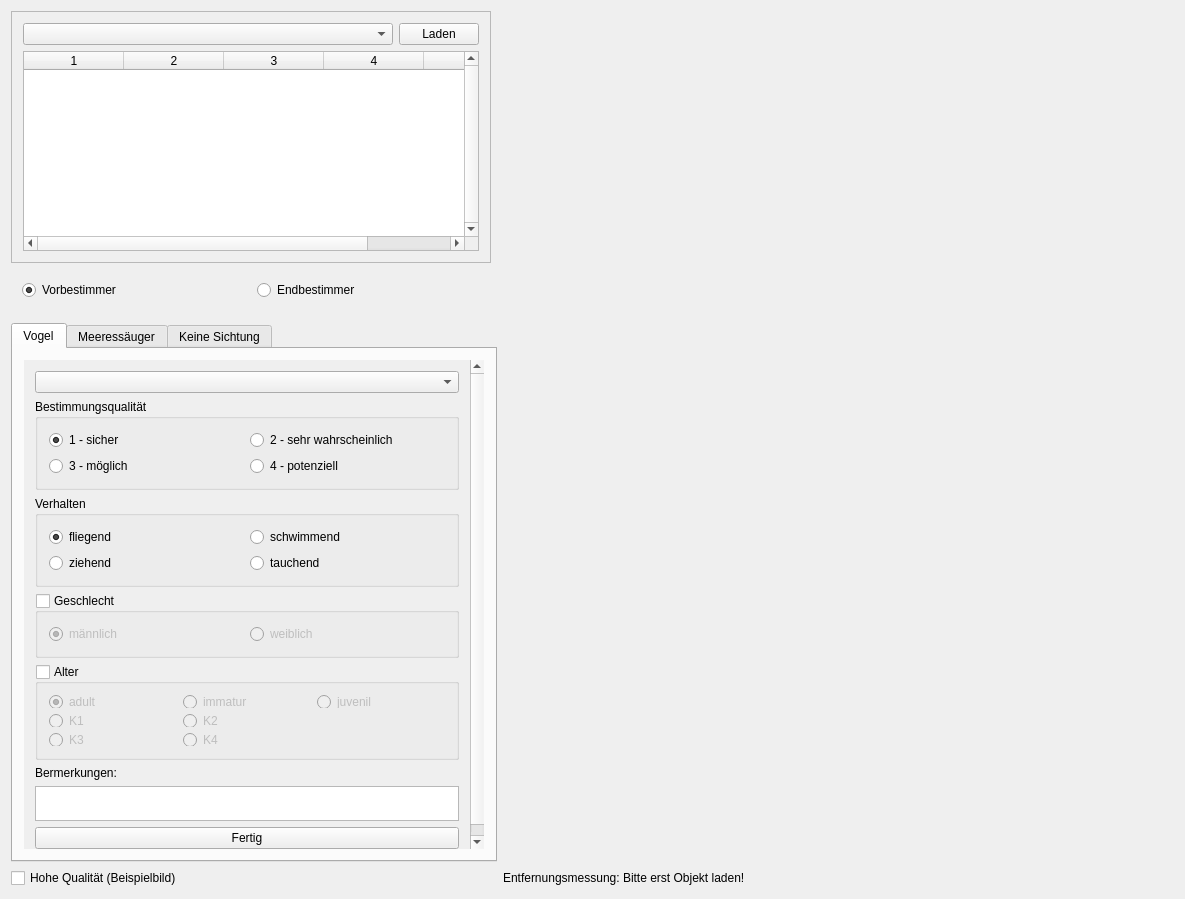
Qt form mainwindow.ui (ifaoe/2014-10-Bird-View) before a commit.
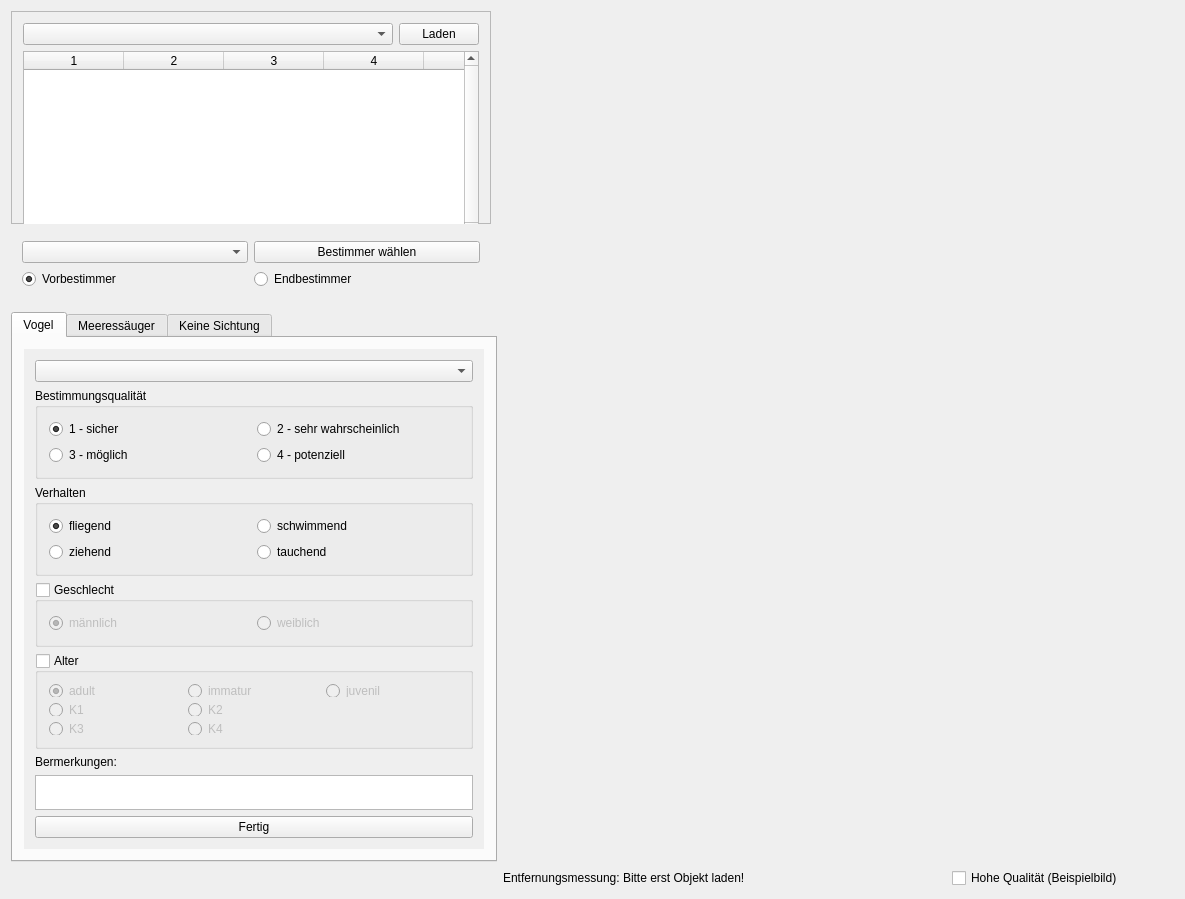
The same form after that commit.

What changed in the file:
```diff
--- a/mainwindow.ui
+++ b/mainwindow.ui
@@ -111,21 +111,20 @@
     </item>
     <item row="2" column="0">
      <widget class="QFrame" name="gbxCensor">
+      <property name="sizePolicy">
+       <sizepolicy hsizetype="Fixed" vsizetype="Preferred">
+        <horstretch>0</horstretch>
+        <verstretch>0</verstretch>
+       </sizepolicy>
+      </property>
+      <property name="minimumSize">
+       <size>
+        <width>480</width>
+        <height>0</height>
+       </size>
+      </property>
       <layout class="QGridLayout" name="gridLayout_12">
-       <item row="0" column="1">
-        <widget class="QRadioButton" name="rbEndCensor">
-         <property name="text">
-          <string>Endbestimmer</string>
-         </property>
-         <property name="dbvalue" stdset="0">
-          <string>2</string>
-         </property>
-         <attribute name="buttonGroup">
-          <string notr="true">btngCensor</string>
-         </attribute>
-        </widget>
-       </item>
-       <item row="0" column="0">
+       <item row="1" column="0">
         <widget class="QRadioButton" name="rbPreCensor">
          <property name="text">
           <string>Vorbestimmer</string>
@@ -141,6 +140,29 @@
          </attribute>
         </widget>
        </item>
+       <item row="0" column="0">
+        <widget class="QComboBox" name="cmbUsers"/>
+       </item>
+       <item row="1" column="1">
+        <widget class="QRadioButton" name="rbEndCensor">
+         <property name="text">
+          <string>Endbestimmer</string>
+         </property>
+         <property name="dbvalue" stdset="0">
+          <string>2</string>
+         </property>
+         <attribute name="buttonGroup">
+          <string notr="true">btngCensor</string>
+         </attribute>
+        </widget>
+       </item>
+       <item row="0" column="1">
+        <widget class="QPushButton" name="btnUserSelect">
+         <property name="text">
+          <string>Bestimmer wählen</string>
+         </property>
+        </widget>
+       </item>
       </layout>
      </widget>
     </item>
@@ -155,7 +177,7 @@
       <property name="minimumSize">
        <size>
         <width>480</width>
-        <height>0</height>
+        <height>550</height>
        </size>
       </property>
       <property name="tabShape">
@@ -199,9 +221,9 @@
            <property name="geometry">
             <rect>
              <x>0</x>
-             <y>-9</y>
-             <width>446</width>
-             <height>500</height>
+             <y>0</y>
+             <width>460</width>
+             <height>501</height>
             </rect>
            </property>
            <property name="sizePolicy">
@@ -997,14 +1019,7 @@
       </widget>
      </widget>
     </item>
-    <item row="5" column="0">
-     <widget class="QCheckBox" name="chbImgQuality">
-      <property name="text">
-       <string>Hohe Qualität (Beispielbild)</string>
-      </property>
-     </widget>
-    </item>
-    <item row="0" column="1" rowspan="5" colspan="2">
+    <item row="0" column="1" rowspan="5" colspan="3">
      <widget class="QWidget" name="wdgImg" native="true">
       <property name="sizePolicy">
        <sizepolicy hsizetype="Expanding" vsizetype="Expanding">
@@ -1020,6 +1035,13 @@
       </property>
      </widget>
     </item>
+    <item row="5" column="3">
+     <widget class="QCheckBox" name="chbImgQuality">
+      <property name="text">
+       <string>Hohe Qualität (Beispielbild)</string>
+      </property>
+     </widget>
+    </item>
     <item row="5" column="1" colspan="2">
      <widget class="QLabel" name="lblMsmTool">
       <property name="text">
```
Left out of the diff: 4 changed lines with no effect on the pictures.
